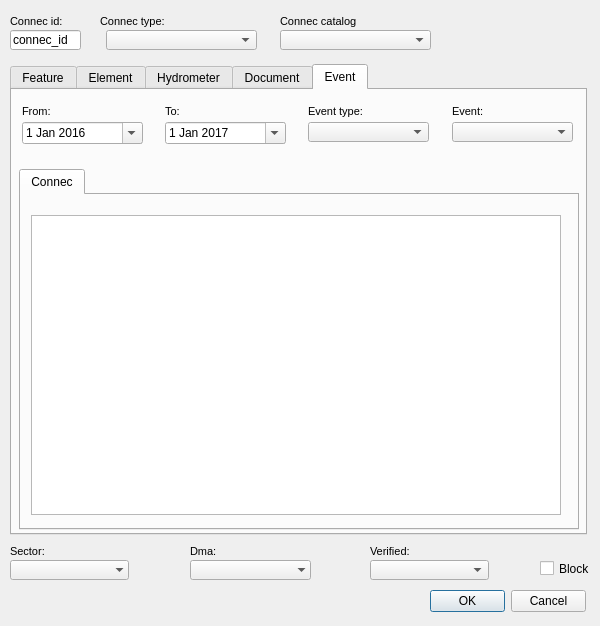
First picture: the form in ui/ud_man_connec.ui, repository Giswater/giswater_qgis_plugin, before the edit.
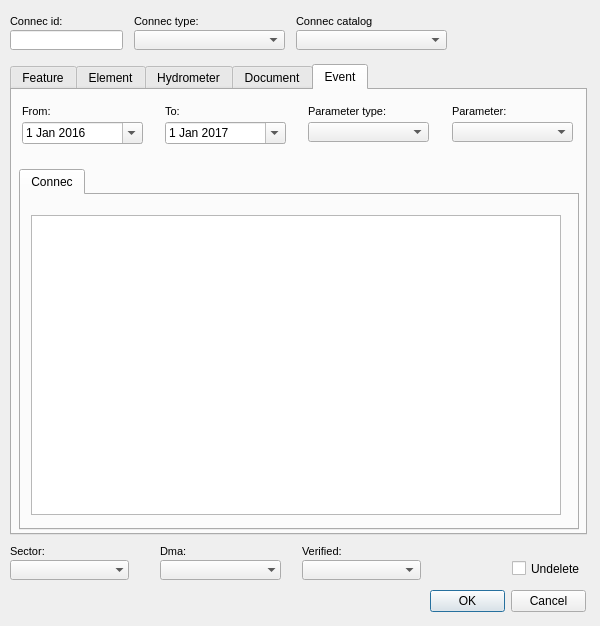
Second picture: the form after the edit. The open tabs and pages were chosen to show the change.

The edit to the form file:
```diff
--- a/ui/ud_man_connec.ui
+++ b/ui/ud_man_connec.ui
@@ -2331,7 +2331,7 @@
       <enum>QFrame::Raised</enum>
      </property>
      <property name="text">
-      <string>Event:</string>
+      <string>Parameter:</string>
      </property>
      <property name="textFormat">
       <enum>Qt::AutoText</enum>
@@ -2456,7 +2456,7 @@
       <enum>QFrame::Raised</enum>
      </property>
      <property name="text">
-      <string>Event type:</string>
+      <string>Parameter type:</string>
      </property>
      <property name="textFormat">
       <enum>Qt::AutoText</enum>
@@ -2513,7 +2513,7 @@
   <widget class="QComboBox" name="connecat_id">
    <property name="geometry">
     <rect>
-     <x>280</x>
+     <x>296</x>
      <y>30</y>
      <width>151</width>
      <height>20</height>
@@ -2525,31 +2525,31 @@
     <rect>
      <x>10</x>
      <y>30</y>
-     <width>71</width>
+     <width>113</width>
      <height>20</height>
     </rect>
    </property>
    <property name="text">
-    <string>connec_id</string>
+    <string/>
    </property>
   </widget>
   <widget class="QCheckBox" name="undelete">
    <property name="geometry">
     <rect>
-     <x>540</x>
+     <x>512</x>
      <y>560</y>
-     <width>51</width>
+     <width>73</width>
      <height>17</height>
     </rect>
    </property>
    <property name="text">
-    <string>Block</string>
+    <string>Undelete</string>
    </property>
   </widget>
   <widget class="QLabel" name="label_verified">
    <property name="geometry">
     <rect>
-     <x>370</x>
+     <x>302</x>
      <y>540</y>
      <width>90</width>
      <height>22</height>
@@ -2585,7 +2585,7 @@
   <widget class="QComboBox" name="verified">
    <property name="geometry">
     <rect>
-     <x>370</x>
+     <x>302</x>
      <y>560</y>
      <width>119</width>
      <height>20</height>
@@ -2650,7 +2650,7 @@
   <widget class="QComboBox" name="dma_id">
    <property name="geometry">
     <rect>
-     <x>190</x>
+     <x>160</x>
      <y>560</y>
      <width>121</width>
      <height>20</height>
@@ -2669,7 +2669,7 @@
   <widget class="QLabel" name="label_dma">
    <property name="geometry">
     <rect>
-     <x>190</x>
+     <x>160</x>
      <y>540</y>
      <width>90</width>
      <height>22</height>
@@ -2705,7 +2705,7 @@
   <widget class="QLabel" name="label_connec_type">
    <property name="geometry">
     <rect>
-     <x>100</x>
+     <x>134</x>
      <y>10</y>
      <width>90</width>
      <height>22</height>
@@ -2777,7 +2777,7 @@
   <widget class="QLabel" name="label_connec_type_2">
    <property name="geometry">
     <rect>
-     <x>280</x>
+     <x>296</x>
      <y>10</y>
      <width>90</width>
      <height>22</height>
@@ -2826,7 +2826,7 @@
   <widget class="QComboBox" name="connec_type">
    <property name="geometry">
     <rect>
-     <x>106</x>
+     <x>134</x>
      <y>30</y>
      <width>151</width>
      <height>20</height>
```
Left out of the diff: 2 changed lines with no effect on the pictures.
